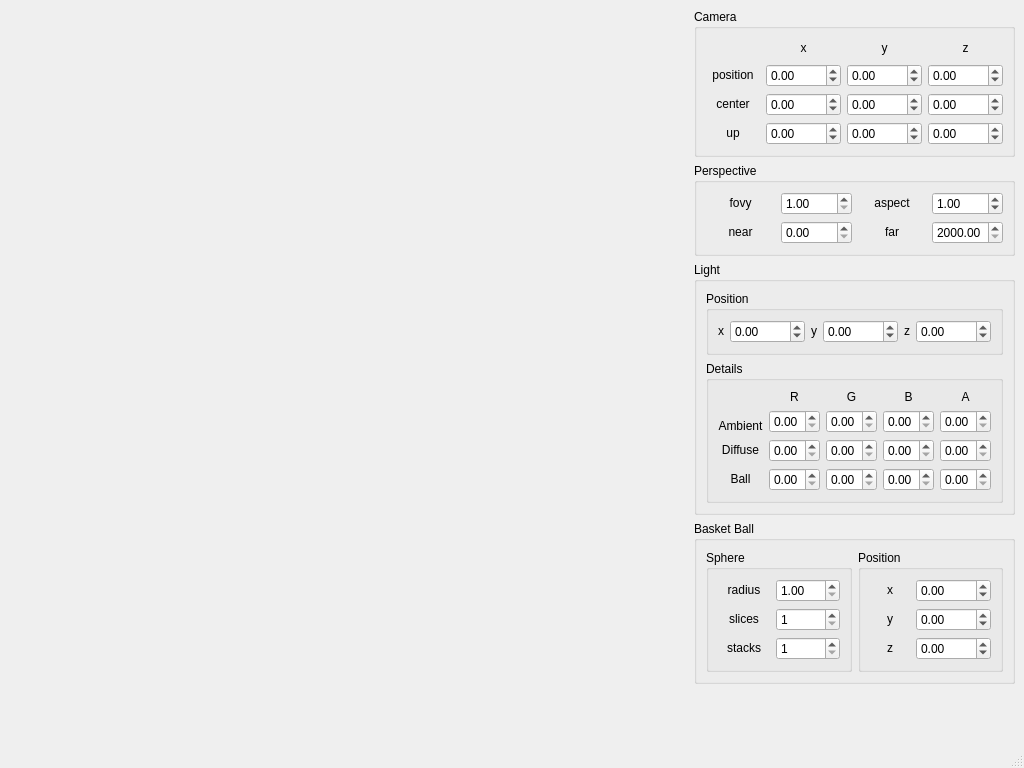
This is MainWindow.ui in lastland/BasketballGym as Qt 5 draws it before an edit. The edited form follows.
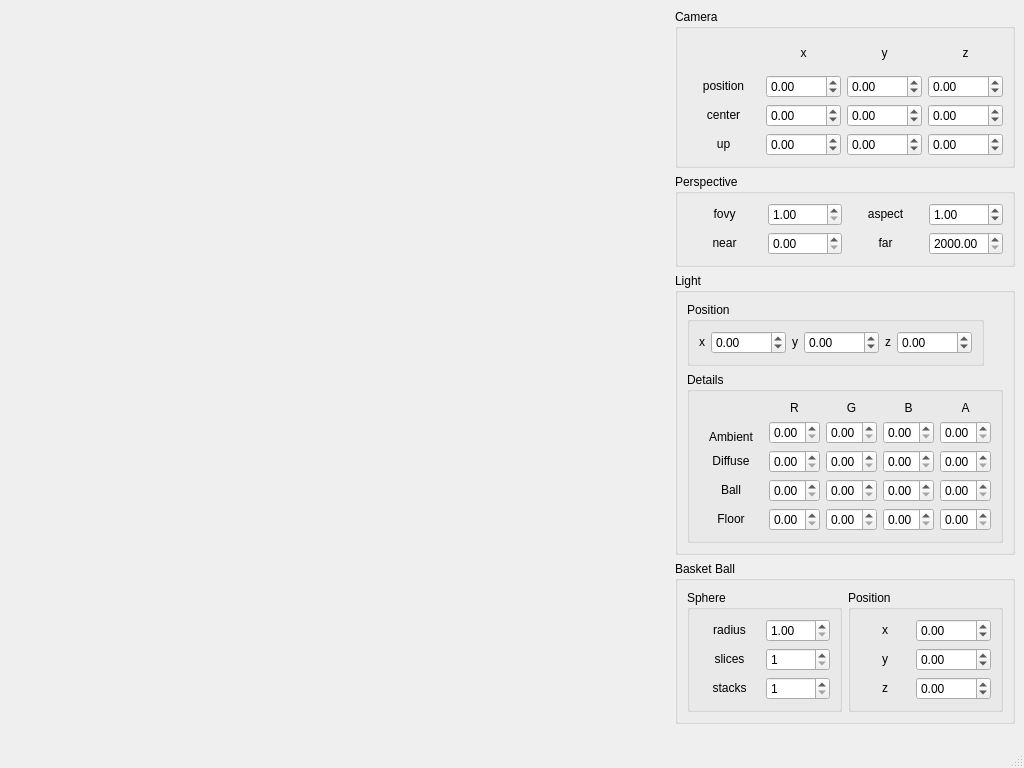
This is the edited form.

What changed in the file:
```diff
--- a/MainWindow.ui
+++ b/MainWindow.ui
@@ -42,7 +42,7 @@
      </layout>
     </item>
     <item>
-     <layout class="QVBoxLayout" name="verticalLayout_2">
+     <layout class="QVBoxLayout" name="verticalLayout_2" stretch="4,2,6,3,0">
       <item>
        <widget class="QGroupBox" name="cameraBox">
         <property name="title">
@@ -330,7 +330,7 @@
             <double>2000.000000000000000</double>
            </property>
            <property name="maximum">
-            <double>2500.000000000000000</double>
+            <double>9999.000000000000000</double>
            </property>
            <property name="singleStep">
             <double>100.000000000000000</double>
@@ -345,7 +345,7 @@
         <property name="title">
          <string>Light</string>
         </property>
-        <layout class="QVBoxLayout" name="verticalLayout" stretch="1,3">
+        <layout class="QVBoxLayout" name="verticalLayout" stretch="1,5">
          <item>
           <widget class="QGroupBox" name="groupBox">
            <property name="title">
@@ -424,6 +424,9 @@
             <string>Details</string>
            </property>
            <layout class="QGridLayout" name="gridLayout_9">
+            <property name="sizeConstraint">
+             <enum>QLayout::SetFixedSize</enum>
+            </property>
             <item row="0" column="0" rowspan="2">
              <spacer name="horizontalSpacer_3">
               <property name="orientation">
@@ -627,6 +630,53 @@
               </property>
              </widget>
             </item>
+            <item row="5" column="0">
+             <widget class="QLabel" name="label_39">
+              <property name="text">
+               <string>&lt;center&gt;Floor&lt;/center&gt;</string>
+              </property>
+             </widget>
+            </item>
+            <item row="5" column="1">
+             <widget class="QDoubleSpinBox" name="floorLightRBox">
+              <property name="maximum">
+               <double>1.000000000000000</double>
+              </property>
+              <property name="singleStep">
+               <double>0.100000000000000</double>
+              </property>
+             </widget>
+            </item>
+            <item row="5" column="2">
+             <widget class="QDoubleSpinBox" name="floorLightGBox">
+              <property name="maximum">
+               <double>1.000000000000000</double>
+              </property>
+              <property name="singleStep">
+               <double>0.100000000000000</double>
+              </property>
+             </widget>
+            </item>
+            <item row="5" column="3">
+             <widget class="QDoubleSpinBox" name="floorLightBBox">
+              <property name="maximum">
+               <double>1.000000000000000</double>
+              </property>
+              <property name="singleStep">
+               <double>0.100000000000000</double>
+              </property>
+             </widget>
+            </item>
+            <item row="5" column="4">
+             <widget class="QDoubleSpinBox" name="floorLightABox">
+              <property name="maximum">
+               <double>1.000000000000000</double>
+              </property>
+              <property name="singleStep">
+               <double>0.100000000000000</double>
+              </property>
+             </widget>
+            </item>
            </layout>
           </widget>
          </item>
@@ -815,8 +865,8 @@
         </property>
         <property name="sizeHint" stdset="0">
          <size>
-          <width>20</width>
-          <height>40</height>
+          <width>17</width>
+          <height>13</height>
          </size>
         </property>
        </spacer>
```
Left out of the diff: 7 changed lines with no effect on the pictures.
